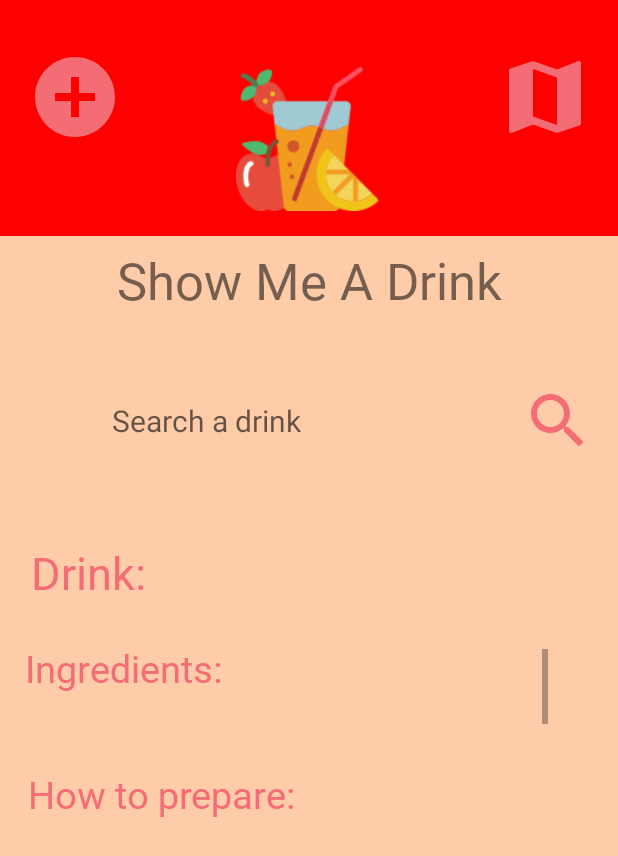
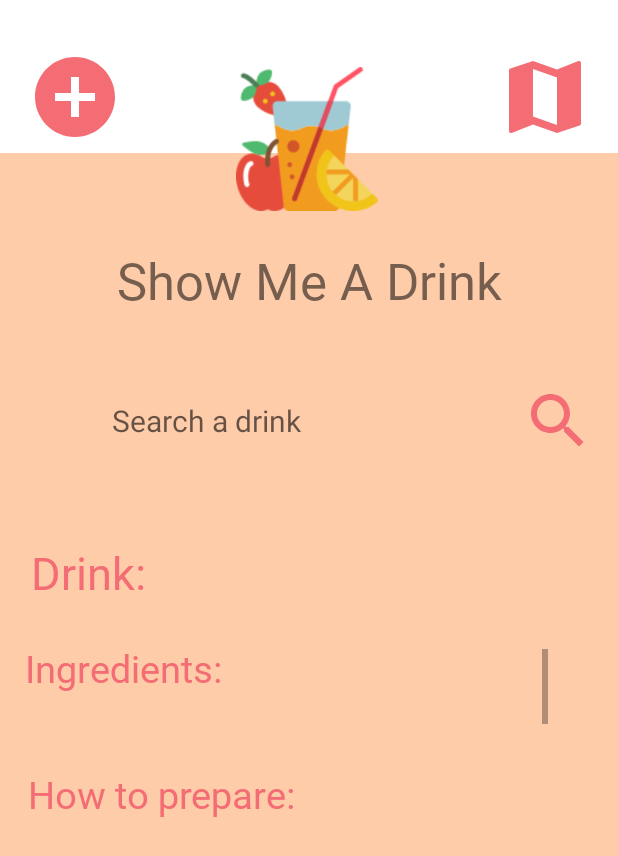
Before and after one commit to BrnBastos/API_APP_DRINK, an Android app: the MainActivity screen opened directly, with no data from a screen before it, on a phone screen of 412 x 824 dp. Shown: the top 856 px of the screen. Run offline under Robolectric (Android 15) with nearby library versions, the phone set to English and light mode, and no system bars; pictures from the network do not load; 1 statement that could not run was skipped.

Commit message:
Alterando a cor do Custom View

```diff
--- a/app/src/main/java/com/example/showdrink1/views/CustomView.java
+++ b/app/src/main/java/com/example/showdrink1/views/CustomView.java
@@ -40,6 +40,6 @@ public class CustomView extends View {
     @SuppressLint("ResourceAsColor")
     @Override
     protected void onDraw(Canvas canvas) {
-        canvas.drawColor(Color.RED);
+        canvas.drawColor(Color.WHITE);
     }
 }
--- a/app/src/main/res/layout/activity_main.xml
+++ b/app/src/main/res/layout/activity_main.xml
@@ -6,6 +6,15 @@
     android:layout_height="match_parent"
     android:background="@color/fundo_tela"
     tools:context=".MainActivity">
+
+    <com.example.showdrink1.views.CustomView
+        android:layout_width="414dp"
+        android:layout_height="102dp"
+        app:layout_constraintBottom_toBottomOf="parent"
+        app:layout_constraintEnd_toEndOf="parent"
+        app:layout_constraintStart_toStartOf="parent"
+        app:layout_constraintTop_toTopOf="parent"
+        app:layout_constraintVertical_bias="0.0"></com.example.showdrink1.views.CustomView>
 
     <TextView
         android:id="@+id/textView4"
@@ -68,9 +77,7 @@
         app:layout_constraintTop_toTopOf="parent"
         app:layout_constraintVertical_bias="0.542"
         tools:ignore="TextContrastCheck" />
-<com.example.showdrink1.views.CustomView
-    android:layout_width="match_parent"
-    android:layout_height="157dp"></com.example.showdrink1.views.CustomView>
+
     <EditText
         android:id="@+id/NameDrink"
         android:layout_width="270dp"
@@ -129,23 +136,6 @@
         app:layout_constraintStart_toStartOf="parent"
         app:layout_constraintTop_toTopOf="parent"
         app:layout_constraintVertical_bias="0.462" />
-
-    <ImageButton
-        android:id="@+id/btnConsultarDrink"
-        android:layout_width="48dp"
-        android:layout_height="48dp"
-        android:background="#00FFFFFF"
-        android:contentDescription="@string/description_search"
-        android:onClick="buscaDrinks"
-        android:scaleType="fitXY"
-        app:layout_constraintBottom_toBottomOf="parent"
-        app:layout_constraintEnd_toEndOf="parent"
-        app:layout_constraintHorizontal_bias="0.303"
-        app:layout_constraintStart_toEndOf="@+id/NameDrink"
-        app:layout_constraintTop_toTopOf="parent"
-        app:layout_constraintVertical_bias="0.331"
-        app:srcCompat="@drawable/ic_search"
-        tools:ignore="ImageContrastCheck,RedundantDescriptionCheck" />
 
     <ScrollView
         android:id="@+id/scrollView2"
@@ -216,6 +206,7 @@
         android:layout_width="64dp"
         android:layout_height="64dp"
         android:background="#00FFFFFF"
+        android:contentDescription="@string/adddrink"
         android:scaleType="fitXY"
         app:layout_constraintBottom_toBottomOf="parent"
         app:layout_constraintEnd_toEndOf="parent"
@@ -225,4 +216,21 @@
         app:layout_constraintVertical_bias="0.043"
         app:srcCompat="@drawable/button_add" />
 
+    <ImageButton
+        android:id="@+id/btnConsultarDrink"
+        android:layout_width="48dp"
+        android:layout_height="48dp"
+        android:background="#00FFFFFF"
+        android:contentDescription="@string/description_search"
+        android:onClick="buscaDrinks"
+        android:scaleType="fitXY"
+        app:layout_constraintBottom_toBottomOf="parent"
+        app:layout_constraintEnd_toEndOf="parent"
+        app:layout_constraintHorizontal_bias="0.303"
+        app:layout_constraintStart_toEndOf="@+id/NameDrink"
+        app:layout_constraintTop_toTopOf="parent"
+        app:layout_constraintVertical_bias="0.331"
+        app:srcCompat="@drawable/ic_search"
+        tools:ignore="ImageContrastCheck,RedundantDescriptionCheck" />
+
 </androidx.constraintlayout.widget.ConstraintLayout>
```
